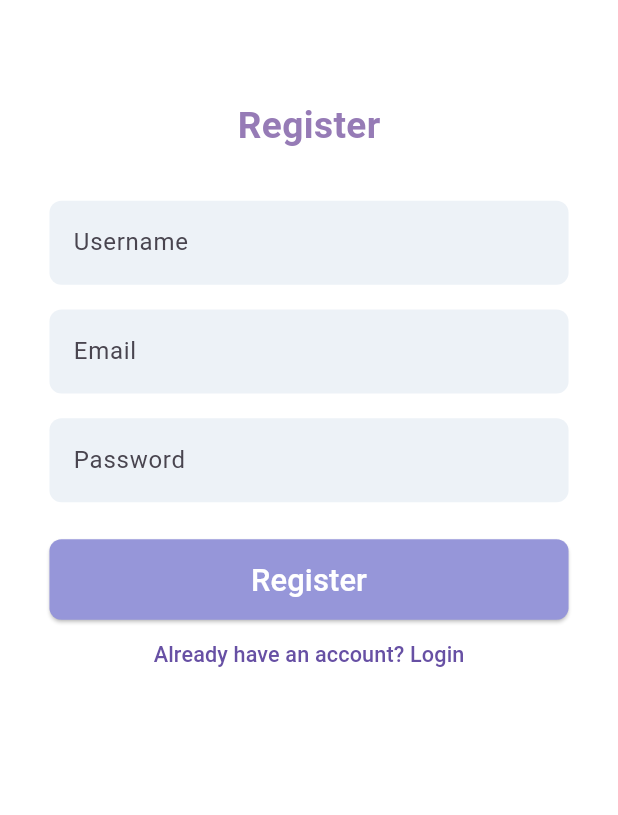
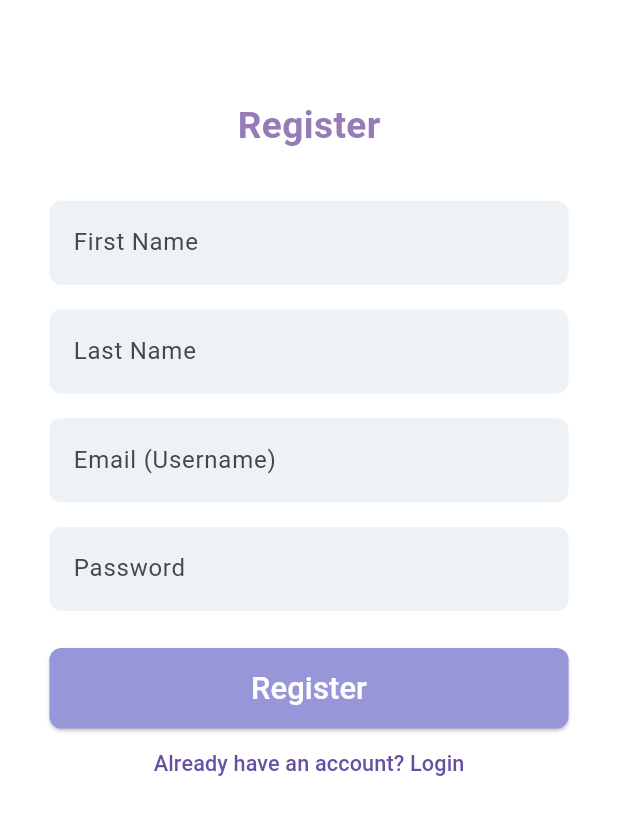
Before and after one commit to 500-TS-2-PatchNotes/PatchNotes-Mobile-App, a Flutter app: the RegisterPageMobile screen opened directly with empty values, on a phone screen of 412 x 824 dp. Shown: the top 815 px of the screen. Run offline on Flutter 3.47's test engine with Material 3 defaults, Android fonts, the phone set to English and light mode, and no system bars; our stand-ins replace fl_chart.

Commit message:
Small Change to Register Page

```diff
--- a/patchnotes/lib/login.dart
+++ b/patchnotes/lib/login.dart
@@ -212,10 +212,11 @@ class RegisterPageMobile extends StatelessWidget {
                 decoration: InputDecoration(
                   filled: true,
                   fillColor: Color(0xFFEDF2F7),
-                  hintText: 'Username',
+                  hintText: 'First Name',
                   border: OutlineInputBorder(
-                      borderRadius: BorderRadius.circular(8),
-                      borderSide: BorderSide.none),
+                    borderRadius: BorderRadius.circular(8),
+                    borderSide: BorderSide.none,
+                  ),
                 ),
               ),
               SizedBox(height: screenHeight * 0.02),
@@ -223,7 +224,19 @@ class RegisterPageMobile extends StatelessWidget {
                 decoration: InputDecoration(
                   filled: true,
                   fillColor: Color(0xFFEDF2F7),
-                  hintText: 'Email',
+                  hintText: 'Last Name',
+                  border: OutlineInputBorder(
+                    borderRadius: BorderRadius.circular(8),
+                    borderSide: BorderSide.none,
+                  ),
+                ),
+              ),
+              SizedBox(height: screenHeight * 0.02),
+              TextField(
+                decoration: InputDecoration(
+                  filled: true,
+                  fillColor: Color(0xFFEDF2F7),
+                  hintText: "Email (Username)",
                   border: OutlineInputBorder(
                       borderRadius: BorderRadius.circular(8),
                       borderSide: BorderSide.none),
```
